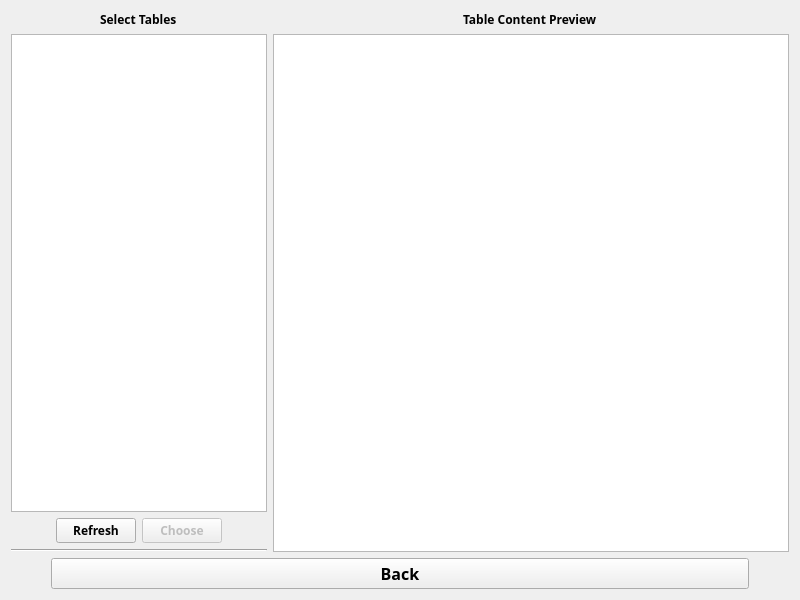
First picture: the form in views/UI_DbsTableSelect.ui, repository kingry1/GraduationProject-Data-Visualization-System, before the edit.
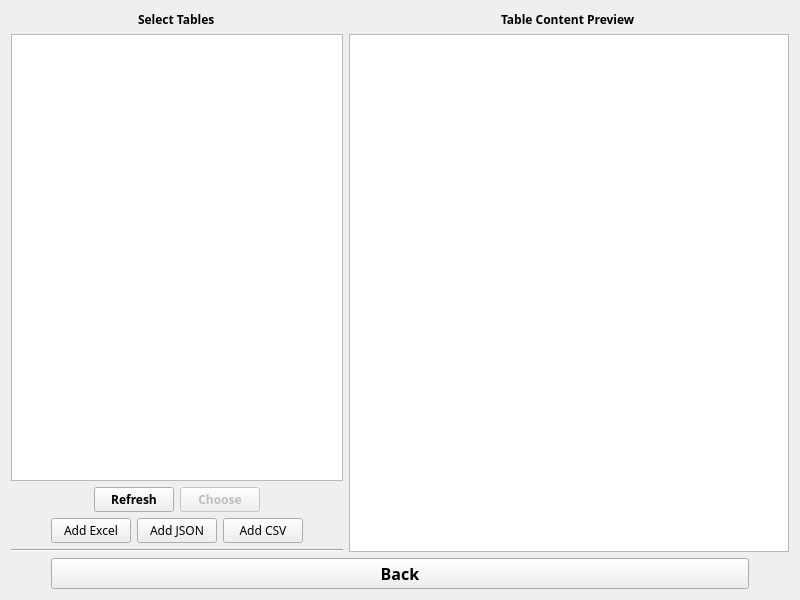
Second picture: the form after the edit. Icons and pictures are not drawn.

Commit message: Add excel,json,csv

The edit to the form file:
```diff
--- a/views/UI_DbsTableSelect.ui
+++ b/views/UI_DbsTableSelect.ui
@@ -23,7 +23,7 @@
      <item>
       <layout class="QHBoxLayout" name="horizontalLayout_3" stretch="0,1">
        <item>
-        <layout class="QVBoxLayout" name="verticalLayout_6" stretch="0,1,0,0">
+        <layout class="QVBoxLayout" name="verticalLayout_6" stretch="0,1,0,0,0">
          <item alignment="Qt::AlignHCenter">
           <widget class="QLabel" name="label">
            <property name="font">
@@ -109,6 +109,72 @@
            </item>
           </layout>
          </item>
+         <item>
+          <layout class="QHBoxLayout" name="horizontalLayout_5">
+           <item>
+            <spacer name="horizontalSpacer_5">
+             <property name="orientation">
+              <enum>Qt::Horizontal</enum>
+             </property>
+             <property name="sizeHint" stdset="0">
+              <size>
+               <width>40</width>
+               <height>20</height>
+              </size>
+             </property>
+            </spacer>
+           </item>
+           <item>
+            <widget class="QPushButton" name="Add_Excel_Button">
+             <property name="font">
+              <font>
+               <family>Microsoft YaHei</family>
+              </font>
+             </property>
+             <property name="text">
+              <string>Add Excel</string>
+             </property>
+            </widget>
+           </item>
+           <item>
+            <widget class="QPushButton" name="Add_JSON_Button">
+             <property name="font">
+              <font>
+               <family>Microsoft YaHei</family>
+              </font>
+             </property>
+             <property name="text">
+              <string>Add JSON</string>
+             </property>
+            </widget>
+           </item>
+           <item>
+            <widget class="QPushButton" name="Add_CSV_Button">
+             <property name="font">
+              <font>
+               <family>Microsoft YaHei</family>
+              </font>
+             </property>
+             <property name="text">
+              <string>Add CSV</string>
+             </property>
+            </widget>
+           </item>
+           <item>
+            <spacer name="horizontalSpacer_6">
+             <property name="orientation">
+              <enum>Qt::Horizontal</enum>
+             </property>
+             <property name="sizeHint" stdset="0">
+              <size>
+               <width>40</width>
+               <height>20</height>
+              </size>
+             </property>
+            </spacer>
+           </item>
+          </layout>
+         </item>
          <item>
           <widget class="Line" name="line">
            <property name="orientation">
```
Left out of the diff: 59 changed lines with no effect on the pictures. The commit also changes 5 other files.
